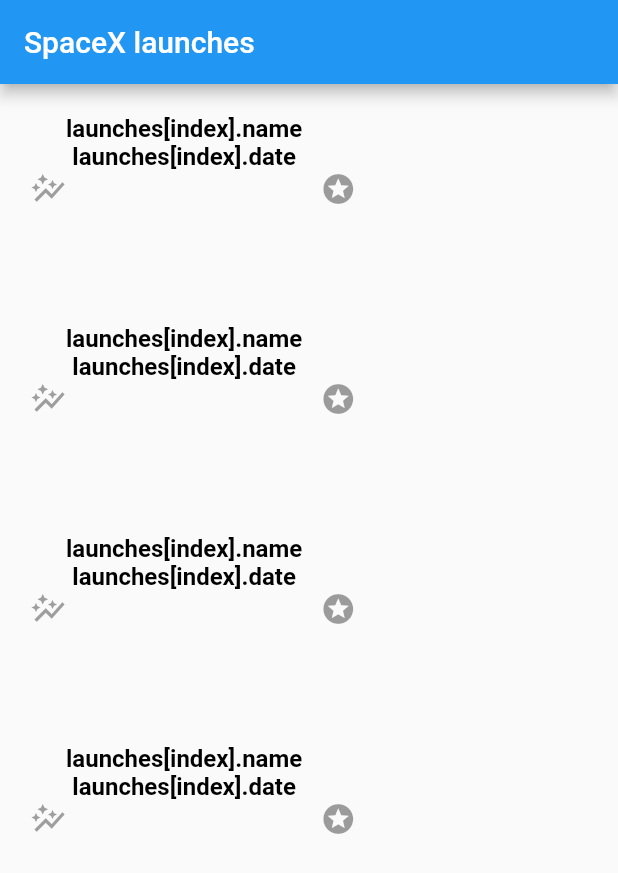
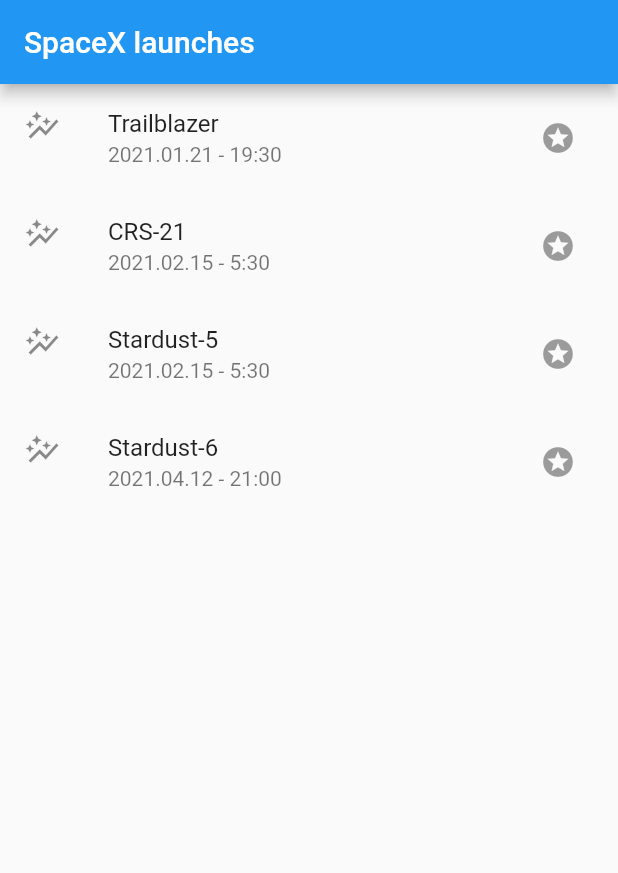
Before and after one commit to MeruyertBekzhigit/flutter-listing-app, a Flutter app: the screen it shows after launch, on a phone screen of 412 x 824 dp. Shown: the top 873 px of the screen. Run offline on Flutter 3.47's test engine with Material 2 defaults, Android fonts, the phone set to English and light mode, and no system bars; Roboto replaces fonts that are missing (Raleway).

Commit message:
Restructured cell, added tap functionality

```diff
--- a/lib/pages/launchlistpage.dart
+++ b/lib/pages/launchlistpage.dart
@@ -32,44 +32,17 @@ class LaunchListPage extends StatelessWidget {
         body: ListView.builder(
          itemCount: launches.length,
           itemBuilder: (BuildContext ctx, int index) {
-           return Container(
-             margin: EdgeInsets.all(20),
-             height: 100,
-             child: Row(
-               children: [
-                 const Icon(
-                   Icons.auto_graph,
-                   color: Colors.grey,
-                   size: 24.0
-                 ),
-                  Column(
-                   children: [
-                     const Text(
-                       "launches[index].name",
-                       style: TextStyle(
-                         fontSize: 16,
-                         color: Colors.black,
-                         fontWeight: FontWeight.w700,
-                       ),
-                     ),
-                     const Text(
-                       "launches[index].date",
-                       style: TextStyle(
-                         fontSize: 16,
-                         color: Colors.black,
-                         fontWeight: FontWeight.w700,
-                       ),
-                     ),
-                   ],
-                 ),
-                 const IconButton(
-                   icon: Icon(Icons.stars_sharp),
-                   tooltip: 'Search',
-                   color: Colors.yellow,
-                   onPressed: null,
-                 ),
-               ],
+           return ListTile(
+             leading: Icon(Icons.auto_graph),
+             title: Text(launches[index].name),
+             subtitle: Text(launches[index].date),
+             trailing:  const IconButton(
+               icon: Icon(Icons.stars_sharp),
+               tooltip: 'Search',
+               color: Colors.yellow,
+               onPressed: null,
              ),
+               onTap: () { /* react to the tile being tapped */ print("CELL IS TAPPED"); }
            );
           }
         ),
```
